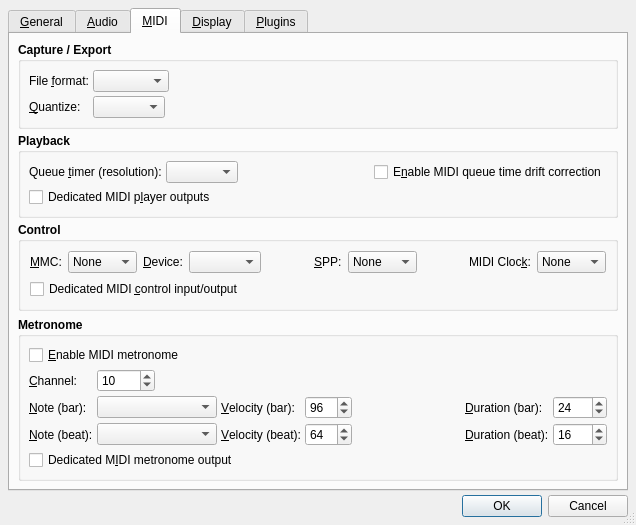
rncbc/qtractor, file src/qtractorOptionsForm.ui: the form before one commit.
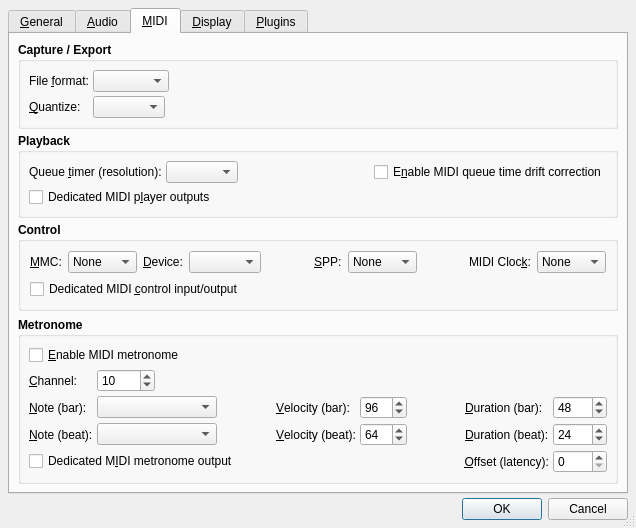
The form after the commit. The open tabs and pages were chosen to show the change. Icons and pictures are not drawn. Custom widgets are drawn as their Qt base class.

Commit message: - Introducing an audio and MIDI metronome anticipatory offset,   kind of latency compensation, to respective option settings   cf. View/Options.../Audio, MIDI/Metronome/Offset (latency).   (EXPERIMENTAL)

Diff of the .ui file:
```diff
--- a/src/qtractorOptionsForm.ui
+++ b/src/qtractorOptionsForm.ui
@@ -1308,21 +1308,8 @@
             </property>
            </widget>
           </item>
-          <item row="4" column="3">
-           <spacer>
-            <property name="orientation">
-             <enum>Qt::Horizontal</enum>
-            </property>
-            <property name="sizeHint" stdset="0">
-             <size>
-              <width>20</width>
-              <height>8</height>
-             </size>
-            </property>
-           </spacer>
-          </item>
-          <item row="4" column="4">
-           <widget class="QLabel" name="MetroOffsetTextLabel">
+          <item row="4" column="3" colspan="2">
+           <widget class="QLabel" name="AudioMetroOffsetTextLabel">
             <property name="font">
              <font>
               <weight>50</weight>
@@ -1330,18 +1317,18 @@
              </font>
             </property>
             <property name="text">
-             <string>&amp;Offset:</string>
+             <string>&amp;Offset (latency):</string>
             </property>
             <property name="alignment">
              <set>Qt::AlignRight|Qt::AlignTrailing|Qt::AlignVCenter</set>
             </property>
             <property name="buddy">
-             <cstring>MetroOffsetSpinBox</cstring>
+             <cstring>AudioMetroOffsetSpinBox</cstring>
             </property>
            </widget>
           </item>
           <item row="4" column="5">
-           <widget class="qtractorTimeSpinBox" name="MetroOffsetSpinBox">
+           <widget class="qtractorTimeSpinBox" name="AudioMetroOffsetSpinBox">
             <property name="font">
              <font>
               <weight>50</weight>
@@ -1349,7 +1336,7 @@
              </font>
             </property>
             <property name="toolTip">
-             <string>Metronome offset (latency)</string>
+             <string>Metronome Audio offset (latency)</string>
             </property>
            </widget>
           </item>
@@ -1928,7 +1915,20 @@
             </property>
            </widget>
           </item>
-          <item row="2" column="3">
+          <item row="2" column="3" rowspan="2">
+           <spacer>
+            <property name="orientation">
+             <enum>Qt::Horizontal</enum>
+            </property>
+            <property name="sizeHint">
+             <size>
+              <width>4</width>
+              <height>20</height>
+             </size>
+            </property>
+           </spacer>
+          </item>
+          <item row="2" column="4">
            <widget class="QLabel" name="MetroBarVelocityTextLabel">
             <property name="font">
              <font>
@@ -1944,7 +1944,7 @@
             </property>
            </widget>
           </item>
-          <item row="2" column="4">
+          <item row="2" column="5">
            <widget class="QSpinBox" name="MetroBarVelocitySpinBox">
             <property name="font">
              <font>
@@ -1966,7 +1966,7 @@
             </property>
            </widget>
           </item>
-          <item row="2" column="5" rowspan="2">
+          <item row="2" column="6" rowspan="2">
            <spacer>
             <property name="orientation">
              <enum>Qt::Horizontal</enum>
@@ -1979,7 +1979,7 @@
             </property>
            </spacer>
           </item>
-          <item row="2" column="6">
+          <item row="2" column="7">
            <widget class="QLabel" name="MetroBarDurationTextLabel">
             <property name="font">
              <font>
@@ -1995,7 +1995,7 @@
             </property>
            </widget>
           </item>
-          <item row="2" column="7">
+          <item row="2" column="8">
            <widget class="QSpinBox" name="MetroBarDurationSpinBox">
             <property name="font">
              <font>
@@ -2004,7 +2004,7 @@
              </font>
             </property>
             <property name="toolTip">
-             <string>Metronome MIDI velocity (bar)</string>
+             <string>Metronome MIDI duration (bar)</string>
             </property>
             <property name="minimum">
              <number>1</number>
@@ -2016,7 +2016,7 @@
              <number>8</number>
             </property>
             <property name="value">
-             <number>24</number>
+             <number>48</number>
             </property>
            </widget>
           </item>
@@ -2055,7 +2055,7 @@
             </property>
            </widget>
           </item>
-          <item row="3" column="3">
+          <item row="3" column="4">
            <widget class="QLabel" name="MetroBeatVelocityTextLabel">
             <property name="font">
              <font>
@@ -2071,7 +2071,7 @@
             </property>
            </widget>
           </item>
-          <item row="3" column="4">
+          <item row="3" column="5">
            <widget class="QSpinBox" name="MetroBeatVelocitySpinBox">
             <property name="font">
              <font>
@@ -2093,7 +2093,7 @@
             </property>
            </widget>
           </item>
-          <item row="3" column="6">
+          <item row="3" column="7">
            <widget class="QLabel" name="MetroBeatDurationTextLabel">
             <property name="font">
              <font>
@@ -2109,7 +2109,7 @@
             </property>
            </widget>
           </item>
-          <item row="3" column="7">
+          <item row="3" column="8">
            <widget class="QSpinBox" name="MetroBeatDurationSpinBox">
             <property name="font">
              <font>
@@ -2118,7 +2118,7 @@
              </font>
             </property>
             <property name="toolTip">
-             <string>Metronome MIDI velocity (beat)</string>
+             <string>Metronome MIDI duration (beat)</string>
             </property>
             <property name="minimum">
              <number>1</number>
@@ -2130,11 +2130,11 @@
              <number>8</number>
             </property>
             <property name="value">
-             <number>16</number>
+             <number>24</number>
             </property>
            </widget>
           </item>
-          <item row="4" column="0" colspan="8">
+          <item row="4" column="0" colspan="5">
            <widget class="QCheckBox" name="MidiMetroBusCheckBox">
             <property name="font">
              <font>
@@ -2150,6 +2150,50 @@
             </property>
            </widget>
           </item>
+          <item row="4" column="5" colspan="3">
+           <widget class="QLabel" name="MidiMetroOffsetTextLabel">
+            <property name="font">
+             <font>
+              <weight>50</weight>
+              <bold>false</bold>
+             </font>
+            </property>
+            <property name="text">
+             <string>&amp;Offset (latency):</string>
+            </property>
+            <property name="alignment">
+             <set>Qt::AlignRight|Qt::AlignTrailing|Qt::AlignVCenter</set>
+            </property>
+            <property name="buddy">
+             <cstring>AudioMetroOffsetSpinBox</cstring>
+            </property>
+           </widget>
+          </item>
+          <item row="4" column="8">
+           <widget class="QSpinBox" name="MidiMetroOffsetSpinBox">
+            <property name="font">
+             <font>
+              <weight>50</weight>
+              <bold>false</bold>
+             </font>
+            </property>
+            <property name="toolTip">
+             <string>Metronome MIDI offset (latency)</string>
+            </property>
+            <property name="minimum">
+             <number>0</number>
+            </property>
+            <property name="maximum">
+             <number>9999</number>
+            </property>
+            <property name="singleStep">
+             <number>8</number>
+            </property>
+            <property name="value">
+             <number>0</number>
+            </property>
+           </widget>
+          </item>
          </layout>
         </widget>
        </item>
```
Left out of the diff: 3 changed lines with no effect on the pictures. The commit also changes 15 other files.
